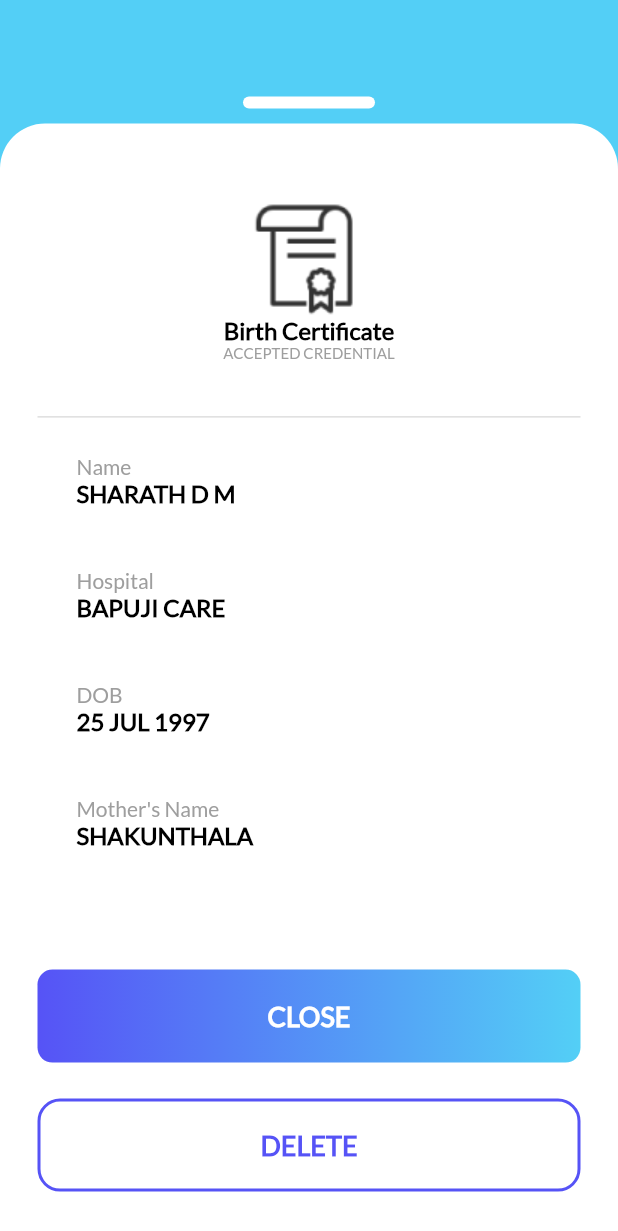
After one commit to Shadow60539/neo_link, a Flutter app: the ViewGuardianPage screen opened directly, on a phone screen of 412 x 824 dp. The commit adds this screen. Shown: the top 1231 px of the screen. Run offline on Flutter 3.47's test engine with Material 2 defaults, Android fonts, the phone set to English and light mode, and no system bars.

Commit message:
add guardian view page

```diff
--- a/lib/ui/pages/guardian_page.dart
+++ b/lib/ui/pages/guardian_page.dart
@@ -70,8 +70,12 @@ class GuardianPage extends StatelessWidget {
               SizedBox(
                 height: 8,
               ),
-              GuardianCard(),
-              GuardianCard(),
+              GuardianCard(
+                tag: 1,
+              ),
+              GuardianCard(
+                tag: 2,
+              ),
             ],
           ),
         ),
--- a/lib/ui/pages/home_page.dart
+++ b/lib/ui/pages/home_page.dart
@@ -30,12 +30,18 @@ class HomePage extends StatelessWidget {
       children: <Widget>[
         Padding(
           padding: const EdgeInsets.symmetric(horizontal: 26, vertical: 25),
-          child: Image.asset(
-            'assets/splash.png',
-            scale: 2,
+          child: Hero(
+            child: Image.asset(
+              'assets/splash.png',
+              scale: 2,
+            ),
+            tag: 'tag_splash_icon',
           ),
         ),
-        NeoLinkTitle(),
+        Hero(
+          child: NeoLinkTitle(),
+          tag: 'tag_title',
+        ),
         Padding(
           padding: const EdgeInsets.symmetric(horizontal: 28),
           child: Icon(
--- a/lib/ui/pages/splash_page.dart
+++ b/lib/ui/pages/splash_page.dart
@@ -22,11 +22,17 @@ class SplashPage extends StatelessWidget {
             mainAxisAlignment: MainAxisAlignment.center,
             crossAxisAlignment: CrossAxisAlignment.center,
             children: <Widget>[
-              Image.asset('assets/splash.png'),
+              Hero(
+                child: Image.asset('assets/splash.png'),
+                tag: 'tag_splash_icon',
+              ),
               SizedBox(
                 height: 27,
               ),
-              NeoLinkTitle()
+              Hero(
+                child: NeoLinkTitle(),
+                tag: 'tag_title',
+              )
             ],
           ),
         ),
--- /dev/null
+++ b/lib/ui/pages/view_guardian_card_page.dart
@@ -0,0 +1,171 @@
+import 'package:flutter/cupertino.dart';
+import 'package:flutter/material.dart';
+import 'package:neo_link_app/ui/colors/colors.dart';
+
+class ViewGuardianPage extends StatelessWidget {
+  final int tag;
+
+  ViewGuardianPage({this.tag});
+
+  @override
+  Widget build(BuildContext context) {
+    final style = Theme.of(context).textTheme.bodyText1;
+
+    return SafeArea(
+      child: Scaffold(
+        backgroundColor: kLightBlue,
+        body: DraggableScrollableSheet(
+          minChildSize: 0.9,
+          initialChildSize: 0.9,
+          maxChildSize: 1,
+          builder: (BuildContext context, ScrollController scrollController) {
+            return Container(
+              width: double.infinity,
+              decoration: BoxDecoration(
+                  color: Colors.white,
+                  borderRadius: BorderRadius.only(
+                      topLeft: Radius.circular(30),
+                      topRight: Radius.circular(30))),
+              child: Stack(
+                alignment: Alignment.topCenter,
+                overflow: Overflow.visible,
+                children: <Widget>[
+                  ListView(
+                    controller: scrollController,
+                    padding: EdgeInsets.only(bottom: 64),
+                    children: <Widget>[
+                      Center(
+                        child: Padding(
+                          padding: EdgeInsets.only(top: 48),
+                          child: Hero(
+                            child: Image.asset(
+                              'assets/certificate_big.png',
+                            ),
+                            tag: 'tag_certificate$tag',
+                          ),
+                        ),
+                      ),
+                      Center(
+                        child: Text(
+                          'Birth Certificate',
+                          style: style.copyWith(
+                              fontWeight: FontWeight.bold,
+                              fontSize: 16,
+                              color: Colors.black),
+                        ),
+                      ),
+                      Center(
+                        child: Text(
+                          'ACCEPTED CREDENTIAL',
+                          style:
+                              style.copyWith(fontSize: 10, color: Colors.grey),
+                        ),
+                      ),
+                      SizedBox(
+                        height: 36,
+                      ),
+                      Divider(
+                        height: 1,
+                        thickness: 1,
+                        color: kDividerColor,
+                        endIndent: 25,
+                        indent: 25,
+                      ),
+                      SizedBox(
+                        height: 24,
+                      ),
+                      _fieldBuilder(
+                          style: style,
+                          heading: 'Name',
+                          subtitle: 'SHARATH D M'),
+                      _fieldBuilder(
+                          style: style,
+                          heading: 'Hospital',
+                          subtitle: 'BAPUJI CARE'),
+                      _fieldBuilder(
+                          style: style,
+                          heading: 'DOB',
+                          subtitle: '25 JUL 1997'),
+                      _fieldBuilder(
+                          style: style,
+                          heading: 'Mother\'s Name',
+                          subtitle: 'SHAKUNTHALA'),
+                      SizedBox(
+                        height: 40,
+                      ),
+                      Container(
+                        height: 62,
+                        width: double.infinity,
+                        margin: EdgeInsets.symmetric(horizontal: 25),
+                        decoration: kGuardianButtonDecoration,
+                        child: Center(
+                          child: Text(
+                            'CLOSE',
+                            style: style.copyWith(
+                                fontSize: 18, fontWeight: FontWeight.bold),
+                          ),
+                        ),
+                      ),
+                      SizedBox(
+                        height: 24,
+                      ),
+                      Container(
+                        height: 62,
+                        width: double.infinity,
+                        margin: EdgeInsets.symmetric(horizontal: 25),
+                        decoration: BoxDecoration(
+                            color: Colors.white,
+                            border: Border.all(color: kDarkBlue, width: 2),
+                            borderRadius: BorderRadius.circular(15)),
+                        child: Center(
+                          child: Text(
+                            'DELETE',
+                            style: style.copyWith(
+                                fontSize: 18,
+                                fontWeight: FontWeight.bold,
+                                color: kDarkBlue),
+                          ),
+                        ),
+                      ),
+                    ],
+                  ),
+                  Positioned(
+                      top: -18,
+                      child: Container(
+                        height: 8,
+                        width: 88,
+                        decoration: BoxDecoration(
+                            color: Colors.white,
+                            borderRadius: BorderRadius.circular(100)),
+                      ))
+                ],
+              ),
+            );
+          },
+        ),
+      ),
+    );
+  }
+
+  Widget _fieldBuilder({String heading, String subtitle, TextStyle style}) {
+    return Container(
+      height: 76,
+      padding: EdgeInsets.only(left: 51, right: 20),
+      child: Column(
+        crossAxisAlignment: CrossAxisAlignment.start,
+        children: <Widget>[
+          Text(
+            heading,
+            style: style.copyWith(color: Colors.grey),
+          ),
+          Flexible(
+              child: Text(
+            subtitle,
+            style: style.copyWith(
+                color: Colors.black, fontSize: 16, fontWeight: FontWeight.w600),
+          )),
+        ],
+      ),
+    );
+  }
+}
--- a/lib/ui/widgets/guardian_card.dart
+++ b/lib/ui/widgets/guardian_card.dart
@@ -1,7 +1,12 @@
 import 'package:flutter/material.dart';
 import 'package:neo_link_app/ui/colors/colors.dart';
+import 'package:neo_link_app/ui/pages/view_guardian_card_page.dart';
 
 class GuardianCard extends StatelessWidget {
+  final int tag;
+
+  GuardianCard({this.tag});
+
   @override
   Widget build(BuildContext context) {
     final style = Theme.of(context).textTheme.bodyText1;
@@ -26,8 +31,11 @@ class GuardianCard extends StatelessWidget {
                 children: <Widget>[
                   Row(
                     children: <Widget>[
-                      Image.asset(
+                      Hero(
+                        child: Image.asset(
                           'assets/certificate.png',
+                        ),
+                        tag: 'tag_certificate$tag',
                       ),
                       SizedBox(
                         width: 5,
@@ -68,7 +76,14 @@ class GuardianCard extends StatelessWidget {
                       '1 Attributes',
                       style: style.copyWith(fontSize: 12, color: Colors.black),
                     ),
-                    Container(
+                    GestureDetector(
+                      onTap: () => Navigator.push(
+                          context,
+                          MaterialPageRoute(
+                              builder: (context) => ViewGuardianPage(
+                                    tag: 1,
+                                  ))),
+                      child: Container(
                         height: 38,
                         width: 110,
                         decoration: kGuardianButtonDecoration,
@@ -76,6 +91,7 @@ class GuardianCard extends StatelessWidget {
                           child: Text(
                             'VIEW',
                             style: style,
+                          ),
                         ),
                       ),
                     )
--- a/pubspec.yaml
+++ b/pubspec.yaml
@@ -49,6 +49,7 @@ flutter:
   assets:
      - assets/splash.png
      - assets/certificate.png
+     - assets/certificate_big.png
      - assets/user_dp.png
      - assets/user.png
      - assets/home.png
```
Also changed, not shown: assets/certificate_big.png (added). Lines whose indentation alone changed are shown as unchanged.
